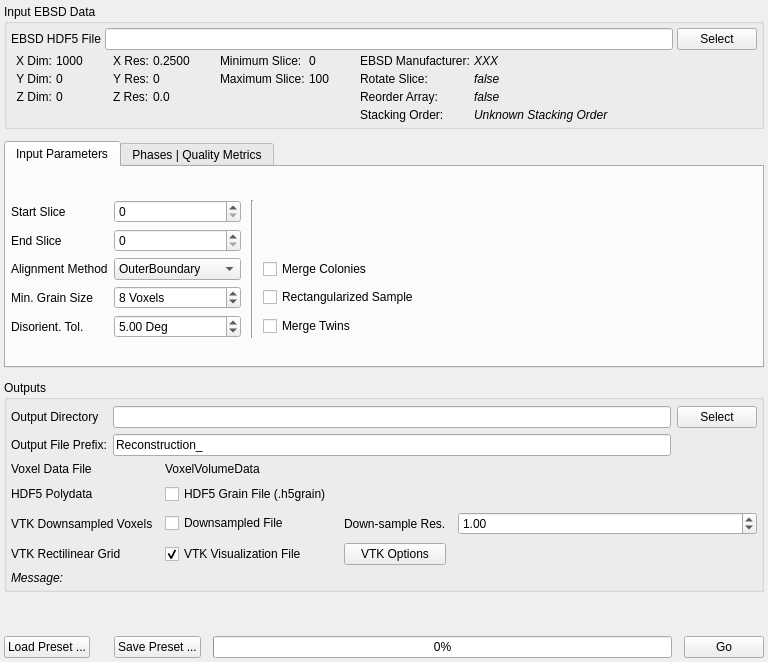
Before: the Qt Designer form Source/Plugins/Reconstruction/UI/ReconstructionWidget.ui in BlueQuartzSoftware/DREAM3D, drawn with Qt 5.
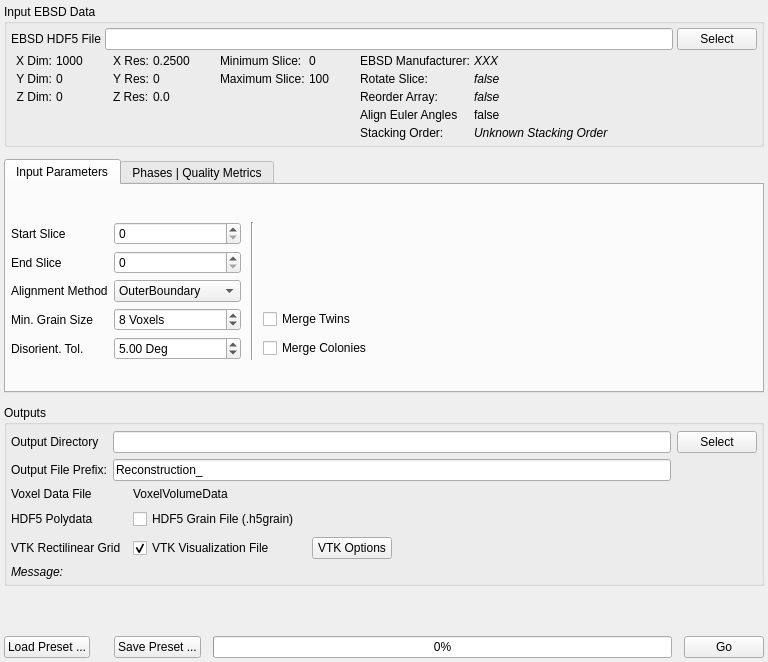
After: the same form once the commit is applied. Icons and pictures are not drawn. Custom widgets are drawn as their Qt base class.

The edit to the form file:
```diff
--- a/Source/Plugins/Reconstruction/UI/ReconstructionWidget.ui
+++ b/Source/Plugins/Reconstruction/UI/ReconstructionWidget.ui
@@ -301,7 +301,7 @@
           </property>
          </widget>
         </item>
-        <item row="3" column="0">
+        <item row="4" column="0">
          <widget class="QLabel" name="label_24">
           <property name="text">
            <string>Stacking Order:</string>
@@ -320,7 +320,7 @@
           </property>
          </widget>
         </item>
-        <item row="3" column="1">
+        <item row="4" column="1">
          <widget class="QLabel" name="m_StackingOrder">
           <property name="font">
            <font>
@@ -351,6 +351,20 @@
           </property>
          </widget>
         </item>
+        <item row="3" column="0">
+         <widget class="QLabel" name="label_22">
+          <property name="text">
+           <string>Align Euler Angles</string>
+          </property>
+         </widget>
+        </item>
+        <item row="3" column="1">
+         <widget class="QLabel" name="m_AlignEulers">
+          <property name="text">
+           <string>false</string>
+          </property>
+         </widget>
+        </item>
        </layout>
       </item>
       <item row="1" column="5">
@@ -551,27 +565,6 @@
            </property>
           </widget>
          </item>
-         <item row="4" column="3">
-          <widget class="QCheckBox" name="m_MergeTwins">
-           <property name="text">
-            <string>Merge Twins</string>
-           </property>
-          </widget>
-         </item>
-         <item row="3" column="3">
-          <widget class="QCheckBox" name="m_FillinSample">
-           <property name="text">
-            <string>Rectangularized Sample</string>
-           </property>
-          </widget>
-         </item>
-         <item row="2" column="3">
-          <widget class="QCheckBox" name="m_MergeColonies">
-           <property name="text">
-            <string>Merge Colonies</string>
-           </property>
-          </widget>
-         </item>
          <item row="0" column="4" rowspan="5">
           <spacer name="horizontalSpacer">
            <property name="orientation">
@@ -585,6 +578,20 @@
            </property>
           </spacer>
          </item>
+         <item row="3" column="3">
+          <widget class="QCheckBox" name="m_MergeTwins">
+           <property name="text">
+            <string>Merge Twins</string>
+           </property>
+          </widget>
+         </item>
+         <item row="4" column="3">
+          <widget class="QCheckBox" name="m_MergeColonies">
+           <property name="text">
+            <string>Merge Colonies</string>
+           </property>
+          </widget>
+         </item>
         </layout>
        </item>
       </layout>
@@ -874,30 +881,13 @@
          </widget>
         </item>
         <item row="2" column="0">
-         <widget class="QLabel" name="label_21">
-          <property name="text">
-           <string>VTK Downsampled Voxels</string>
-          </property>
-         </widget>
-        </item>
-        <item row="2" column="1">
-         <widget class="QCheckBox" name="m_DownSampledVizFile">
-          <property name="text">
-           <string>Downsampled File</string>
-          </property>
-          <property name="checked">
-           <bool>false</bool>
-          </property>
-         </widget>
-        </item>
-        <item row="3" column="0">
          <widget class="QLabel" name="label_18">
           <property name="text">
            <string>VTK Rectilinear Grid</string>
           </property>
          </widget>
         </item>
-        <item row="3" column="1">
+        <item row="2" column="1">
          <widget class="QCheckBox" name="m_VisualizationVizFile">
           <property name="text">
            <string>VTK Visualization File</string>
@@ -907,14 +897,14 @@
           </property>
          </widget>
         </item>
-        <item row="3" column="2">
+        <item row="2" column="2">
          <widget class="QPushButton" name="m_VtkOptionsBtn">
           <property name="text">
            <string>VTK Options</string>
           </property>
          </widget>
         </item>
-        <item row="3" column="3">
+        <item row="2" column="3">
          <spacer name="horizontalSpacer_7">
           <property name="orientation">
            <enum>Qt::Horizontal</enum>
@@ -927,20 +917,6 @@
           </property>
          </spacer>
         </item>
-        <item row="2" column="2">
-         <widget class="QLabel" name="label_46">
-          <property name="text">
-           <string>Down-sample Res.</string>
-          </property>
-         </widget>
-        </item>
-        <item row="2" column="3">
-         <widget class="QDoubleSpinBox" name="m_DownSampleFactor">
-          <property name="value">
-           <double>1.000000000000000</double>
-          </property>
-         </widget>
-        </item>
        </layout>
       </item>
       <item>
```
Left out of the diff: 6 changed lines with no effect on the pictures.
